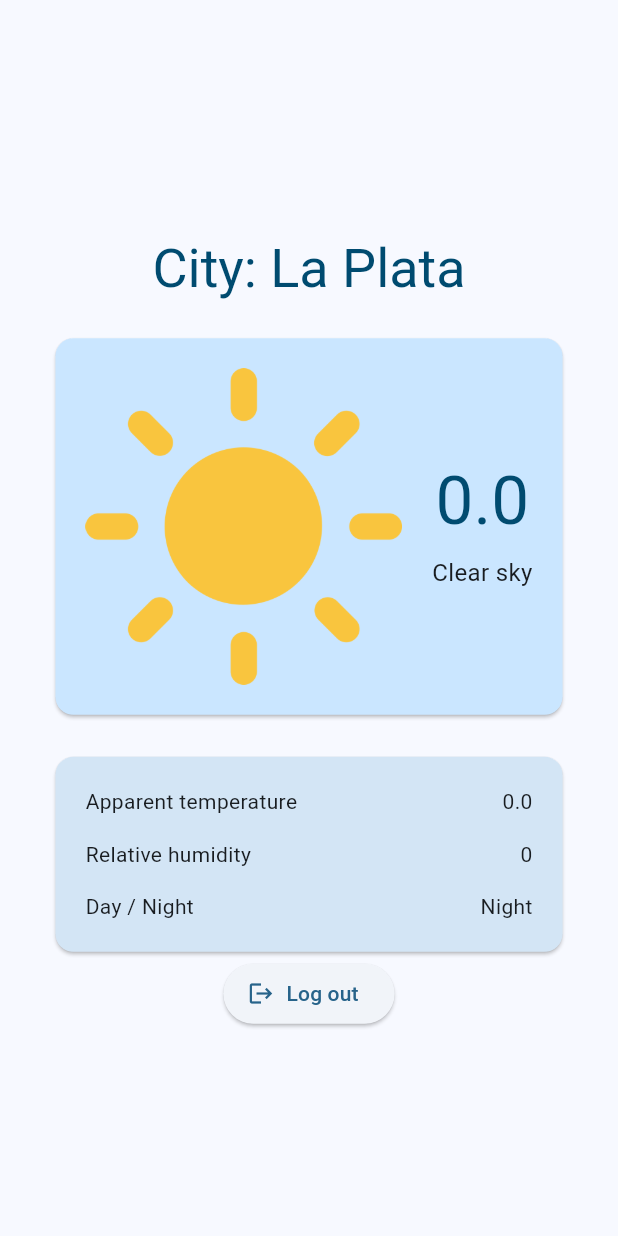
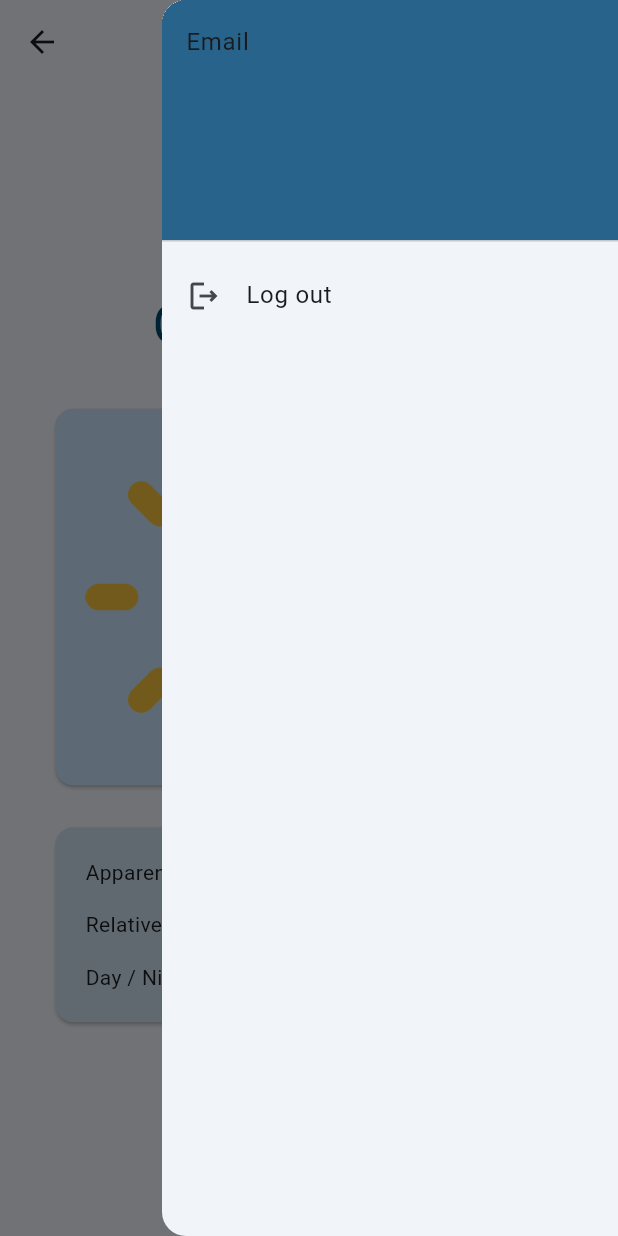
Before and after one commit to FacundoMiglierini/WeatherApp, a Flutter app: the WeatherPage screen opened directly, with the side drawer open (before the commit the screen has no drawer), on a phone screen of 412 x 824 dp. Run offline on Flutter 3.47's test engine with Material 3 defaults, Android fonts, the phone set to English and light mode, and no system bars; our stand-ins replace email_validator, hive_flutter; accounts and stored records are empty; network calls fail.

Commit message:
refactored logout button

```diff
--- a/weather_app/lib/main.dart
+++ b/weather_app/lib/main.dart
@@ -9,12 +9,12 @@ import 'dart:convert';
 import 'dart:developer' as developer;
 import 'package:weather_app/weather_controller.dart';
 
-//TODO check for empty credentials on login
+//TODO relocate logout button
+//TODO fix closing the app with back button (pass login to false)
 //TODO fix weather layout on big screens
 //TODO change photo according to weather
-//TODO relocate logout button
+//TODO refactor code structure
 //TODO optional: add loading animations
-//TODO refactor code structure
 
 
 void main() async {
@@ -51,6 +51,10 @@ class AppState extends ChangeNotifier {
   String logIn(String email, String password) {
 
     try {
+      if (email.isEmpty || password.isEmpty) {
+        throw Exception('Please enter email and password');
+      }
+
       if (!EmailValidator.validate(email)) {
         throw const FormatException('Invalid email format');
       }
@@ -102,18 +106,25 @@ class _HomePageState extends State<HomePage> {
 
     Widget page;
 
-    if (!isLoggedIn) {
+    if (isLoggedIn) {
+      WidgetsBinding.instance.addPostFrameCallback((_) {
+
+        Navigator.pushReplacement<void, void>(
+          context,
+          MaterialPageRoute<void>(
+            builder: (BuildContext context) => const WeatherPage(),
+          ),
+        );
+      });
+    }
+
     switch (selectedIndex) {
       case 0:
         page = LoginPage(toggleIndex: toggleIndex);
       case 1:
         page = RegisterPage(toggleIndex: toggleIndex);
       default:
-          throw UnimplementedError('no widget for $selectedIndex');
-      }
-    } else {
-      selectedIndex = 0;
-      page = const WeatherPage();
+        throw UnimplementedError('No widget for $selectedIndex');
     }
 
     return LayoutBuilder(builder: (context, constraints) {
@@ -521,7 +532,66 @@ class _WeatherPageState extends State<WeatherPage>{
 
     double deviceWidth(BuildContext context) => MediaQuery.of(context).size.width;
 
-    return Center(
+    return Scaffold(
+      appBar: AppBar(
+        title: const Text('Weather App!'),
+        centerTitle: true,
+      ),
+      endDrawer: Drawer(
+        child: ListView(
+            padding: EdgeInsets.zero,
+            children: [
+              DrawerHeader(
+                decoration: BoxDecoration(
+                  color: Theme.of(context).colorScheme.primary,
+                ),
+                child: Text('Email'),
+              ),
+              ListTile(
+                leading: const Icon(Icons.logout_outlined),
+                title: const Text('Log out'),
+                onTap: () {
+                  showAlertDialog(BuildContext context) {
+                    Widget cancelButton = TextButton(
+                      child: Text("No"),
+                      onPressed:  () {
+                        Navigator.pop(context);
+                      },
+                    );
+                    Widget continueButton = TextButton(
+                      child: Text("Yes"),
+                      onPressed:  () {
+                        appState.logOut();
+                        Navigator.pushReplacement<void, void>(
+                          context,
+                          MaterialPageRoute<void>(
+                            builder: (BuildContext context) => const HomePage(),
+                          ),
+                        );
+                      },
+                    );
+                    AlertDialog alert = AlertDialog(
+                      title: Text('Log out'),
+                      content: Text('Are you sure to log out?'),
+                      actions: [
+                        cancelButton,
+                        continueButton,
+                      ],
+                    );
+                    showDialog(
+                      context: context,
+                      builder: (BuildContext context) {
+                        return alert;
+                      },
+                    );
+                  }
+                  showAlertDialog(context);
+                },
+              ),
+            ],
+        )
+      ),
+      body: Center(
         child: Padding(
           padding: EdgeInsets.symmetric(
             horizontal: deviceWidth(context) > 1126 ? deviceWidth(context) * 0.30 : deviceWidth(context) * 0.08,
@@ -531,7 +601,7 @@ class _WeatherPageState extends State<WeatherPage>{
             mainAxisAlignment: MainAxisAlignment.center,
             children: [
               Padding(
-              padding: const EdgeInsets.symmetric(vertical: 20),
+                padding: const EdgeInsets.only(bottom: 30),
                 child: Text(
                   'City: ${WeatherStats().getCity()}',
                   style: Theme.of(context).textTheme.displaySmall!.copyWith(
@@ -541,13 +611,8 @@ class _WeatherPageState extends State<WeatherPage>{
                 ),
               ),
               const WeatherCard(),
-            ElevatedButton.icon(
-              onPressed: () {
-                appState.logOut();
-              },
-              icon: const Icon(Icons.logout),
-              label: const Text('Log out')),
             ],
+          ),
         ),
       ),
     );
```
Lines whose indentation alone changed are shown as unchanged.
